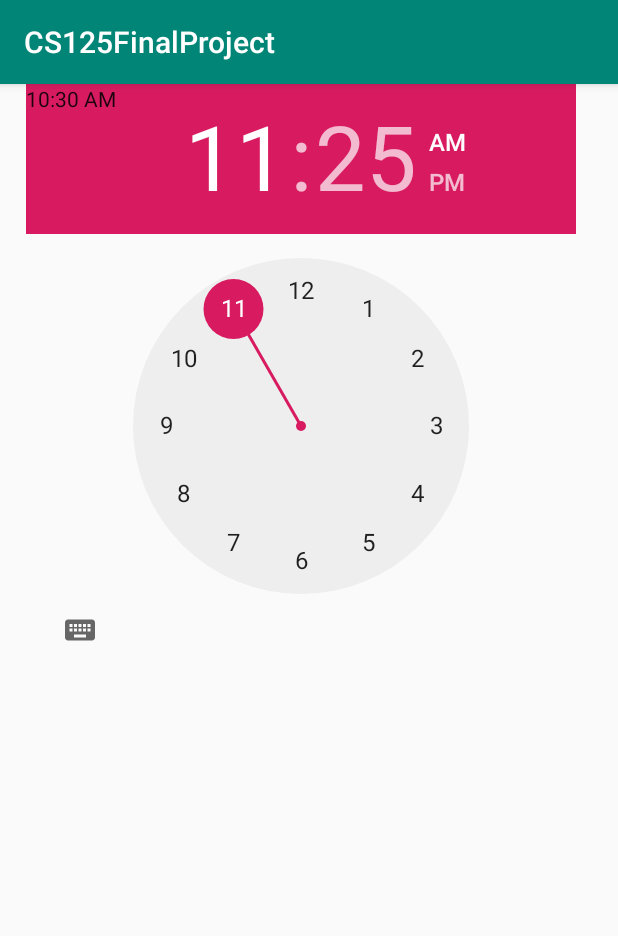
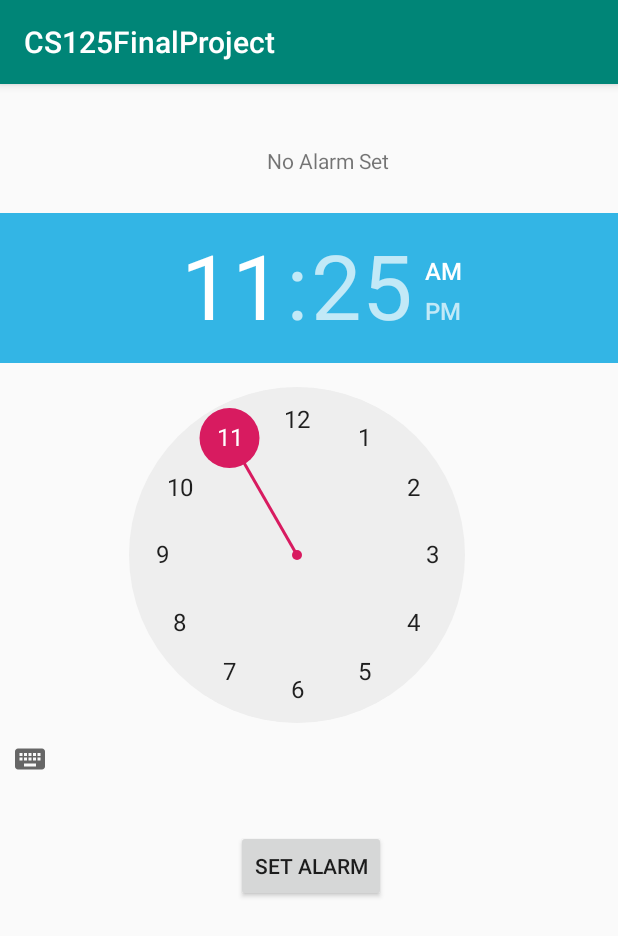
Before and after one commit to msliang/CS125FinalProject, an Android app: the screen it shows after launch (MainActivity), on a phone screen of 412 x 824 dp. Shown: the top 936 px of the screen. Run offline under Robolectric (Android 15) with nearby library versions, the phone set to English and light mode, and no system bars.

Commit message:
using alarmManager

```diff
--- a/app/src/main/AndroidManifest.xml
+++ b/app/src/main/AndroidManifest.xml
@@ -16,6 +16,7 @@
                 <category android:name="android.intent.category.LAUNCHER" />
             </intent-filter>
         </activity>
+        <receiver android:name=".AlarmReceiver"/>
     </application>
 
 </manifest>
--- /dev/null
+++ b/app/src/main/java/com/example/cs125finalproject/AlarmReceiver.java
@@ -0,0 +1,19 @@
+package com.example.cs125finalproject;
+
+import android.content.BroadcastReceiver;
+import android.content.Context;
+import android.content.Intent;
+import android.media.MediaPlayer;
+import android.media.Ringtone;
+import android.media.RingtoneManager;
+import android.util.Log;
+
+public class AlarmReceiver extends BroadcastReceiver {
+    MediaPlayer media;
+    @Override
+    public void onReceive(Context context, Intent intent) {
+        media = MediaPlayer.create(getApplicationContext(), R.raw.alarm);
+        final Ringtone ring = RingtoneManager.getDefaultUri()
+        Log.e("In receiver", "yay");
+    }
+}
--- a/app/src/main/java/com/example/cs125finalproject/MainActivity.java
+++ b/app/src/main/java/com/example/cs125finalproject/MainActivity.java
@@ -2,50 +2,98 @@ package com.example.cs125finalproject;
 
 import androidx.appcompat.app.AppCompatActivity;
 
+import android.app.AlarmManager;
+import android.app.PendingIntent;
+import android.content.Context;
+import android.content.Intent;
 import android.media.Ringtone;
 import android.media.RingtoneManager;
 import android.os.Bundle;
-import android.widget.TextClock;
+import android.view.View;
+import android.widget.Button;
+import android.widget.TextView;
 import android.widget.TimePicker;
 
+import java.util.Calendar;
 import java.util.Timer;
 import java.util.TimerTask;
 
 public class MainActivity extends AppCompatActivity {
     TimePicker alarm;
-    TextClock currentTime;
+    AlarmManager alarm_Manager;
+    Calendar calendar;
+    Context context;
+    PendingIntent pendingIntent;
     @Override
     protected void onCreate(Bundle savedInstanceState) {
         super.onCreate(savedInstanceState);
         setContentView(R.layout.activity_main);
+        calendar = Calendar.getInstance();
         alarm = findViewById(R.id.timePicker);
-        currentTime = findViewById(R.id.textClock);
-        final Ringtone ring = RingtoneManager.getRingtone(getApplicationContext(), RingtoneManager.getDefaultUri(RingtoneManager.TYPE_RINGTONE));
-        Timer time = new Timer();
-        time.scheduleAtFixedRate(new TimerTask() {
+        alarm_Manager = (AlarmManager) getSystemService(ALARM_SERVICE);
+        this.context = this;
+        final TextView status = findViewById(R.id.status);
+        //Stop alarm button
+        final Button stop = findViewById(R.id.stop);
+        //not visible until alarm is started
+        stop.setVisibility(View.GONE);
+        //snooze button
+        final Button snooze = findViewById(R.id.snooze);
+        //not visible until alarm is started
+        snooze.setVisibility(View.GONE);
+        //set alarm button
+        final Button set = findViewById(R.id.set);
+        //visible at first gone after alarm is started
+        set.setVisibility(View.VISIBLE);
+        final Intent intent = new Intent(context, AlarmReceiver.class);
+        set.setOnClickListener(new View.OnClickListener() {
             @Override
-            public void run() {
-                if (currentTime.getText().toString().equals(AlarmToTime())) {
-                    ring.play();
-                    //WEB API FOR SPOTIFY
-                    //CURRENT RINGTONE WILL PLAY
-                } else {
-                    ring.stop();
-                }
+            public void onClick(final View v) {
+                calendar.set(Calendar.HOUR_OF_DAY, alarm.getCurrentHour());
+                calendar.set(Calendar.MINUTE, alarm.getCurrentMinute());
+                //returns alarm as a string
+                status.setText("Alarm Set For " + AlarmToTime());
+                //delays the intent for AlarmReceiver
+                pendingIntent = PendingIntent.getBroadcast(MainActivity.this, 0, intent, PendingIntent.FLAG_UPDATE_CURRENT);
+                // delays until alarm time
+                alarm_Manager.set(AlarmManager.RTC_WAKEUP, calendar.getTimeInMillis(), pendingIntent);
             }
-        }, 0, 1000);
+        });
+        stop.setOnClickListener(new View.OnClickListener() {
+            @Override
+            public void onClick(final View v) {
+                status.setText("No Alarm Set");
+                alarm_Manager.cancel(pendingIntent);
+                intent.putExtra("extra", "off");
+                sendBroadcast(intent);
+            }
+
+        });
+
     }
     public String AlarmToTime() {
         Integer alarmHours = alarm.getCurrentHour();
         Integer alarmMin = alarm.getCurrentMinute();
-        String alarmAsString;
+        String alarmHrString;
+        String alarmMinString;
+        String AMorPM;
         if (alarmHours > 12) {
             alarmHours -= 12;
-            alarmAsString = alarmHours.toString().concat(":").concat(alarmMin.toString()).concat(" PM");
+            alarmHrString = alarmHours.toString().concat(":");
+            AMorPM = "PM";
         } else {
-            alarmAsString = alarmHours.toString().concat(":").concat(alarmMin.toString()).concat(" AM");
+            alarmHrString = alarmHours.toString().concat(":");
+            AMorPM = "AM";
         }
-        return alarmAsString;
+        if (alarmMin < 10) {
+            alarmMinString = "0" +  alarmMin.toString();
+        } else {
+            alarmMinString = alarmMin.toString();
+        }
+
+
+        return alarmHrString + alarmMinString + " " + AMorPM;
 
     }
+
 }
--- /dev/null
+++ b/app/src/main/java/com/example/cs125finalproject/RingtonePlayer.java
@@ -0,0 +1,19 @@
+package com.example.cs125finalproject;
+
+import android.app.Service;
+import android.content.Intent;
+import android.media.Ringtone;
+import android.media.RingtoneManager;
+import android.os.IBinder;
+
+import androidx.annotation.Nullable;
+
+public class RingtonePlayer extends Service {
+    final Ringtone ring = RingtoneManager.getRingtone(getApplicationContext(), RingtoneManager.getDefaultUri(RingtoneManager.TYPE_RINGTONE));
+    @Nullable
+    @Override
+    public IBinder onBind(Intent intent) {
+        return null;
+    }
+
+}
--- a/app/src/main/res/layout/activity_main.xml
+++ b/app/src/main/res/layout/activity_main.xml
@@ -8,18 +8,63 @@
 
     <TimePicker
         android:id="@+id/timePicker"
-        android:layout_width="364dp"
-        android:layout_height="473dp"
+        style="@android:style/Widget.Material.Light.TimePicker"
+        android:layout_width="wrap_content"
+        android:layout_height="wrap_content"
         android:layout_alignParentStart="true"
-        android:layout_alignParentEnd="true"
-        android:layout_marginStart="17dp"
-        android:layout_marginEnd="28dp" />
+        android:layout_alignParentLeft="true"
+        android:layout_alignParentTop="true"
+        android:layout_alignParentEnd="false"
+        android:layout_alignParentBottom="false"
+        android:layout_marginStart="-16dp"
+        android:layout_marginLeft="-16dp"
+        android:layout_marginTop="86dp"
+        android:headerBackground="@android:color/holo_blue_light"
+        android:isScrollContainer="false"
+        app:layout_constraintBottom_toBottomOf="parent"
+        app:layout_constraintEnd_toEndOf="parent"
+        app:layout_constraintHorizontal_bias="0.592"
+        app:layout_constraintStart_toStartOf="parent"
+        app:layout_constraintTop_toTopOf="parent" />
 
-    <TextClock
-        android:id="@+id/textClock"
-        android:layout_width="150dp"
-        android:layout_height="80dp"
+
+    <Button
+        android:id="@+id/snooze"
+        android:layout_width="wrap_content"
+        android:layout_height="wrap_content"
         android:layout_alignParentStart="true"
-        android:layout_marginStart="17dp"
-        android:layout_marginBottom="651dp" />
+        android:layout_alignParentTop="true"
+        android:layout_marginStart="54dp"
+        android:layout_marginTop="549dp"
+        android:text="Snooze" />
+
+    <Button
+        android:id="@+id/stop"
+        android:layout_width="wrap_content"
+        android:layout_height="wrap_content"
+        android:layout_alignParentStart="true"
+        android:layout_alignParentTop="true"
+        android:layout_marginStart="259dp"
+        android:layout_marginTop="545dp"
+        android:text="Stop" />
+
+    <Button
+        android:id="@+id/set"
+        android:layout_width="wrap_content"
+        android:layout_height="wrap_content"
+        android:layout_alignParentStart="true"
+        android:layout_alignParentTop="true"
+        android:layout_marginStart="157dp"
+        android:layout_marginTop="497dp"
+        android:text="Set Alarm" />
+
+    <TextView
+        android:id="@+id/status"
+        android:layout_width="wrap_content"
+        android:layout_height="wrap_content"
+        android:layout_alignParentStart="true"
+        android:layout_alignParentTop="true"
+        android:layout_marginStart="178dp"
+        android:layout_marginTop="41dp"
+        android:text="No Alarm Set" />
 </RelativeLayout>
```
